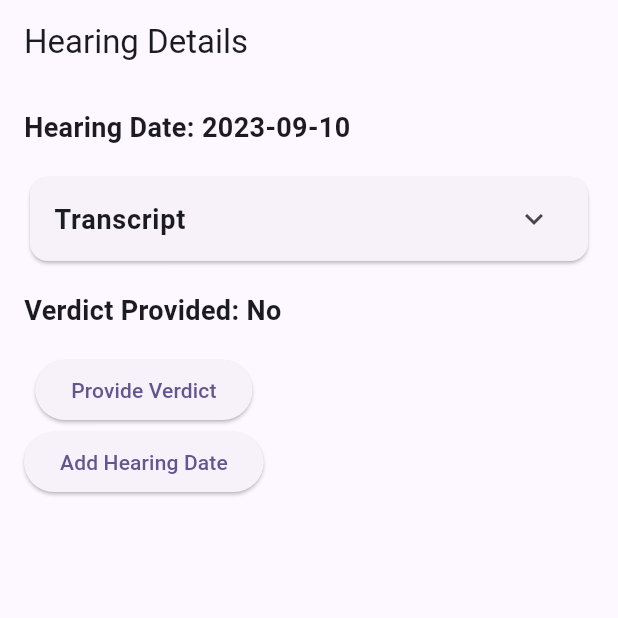
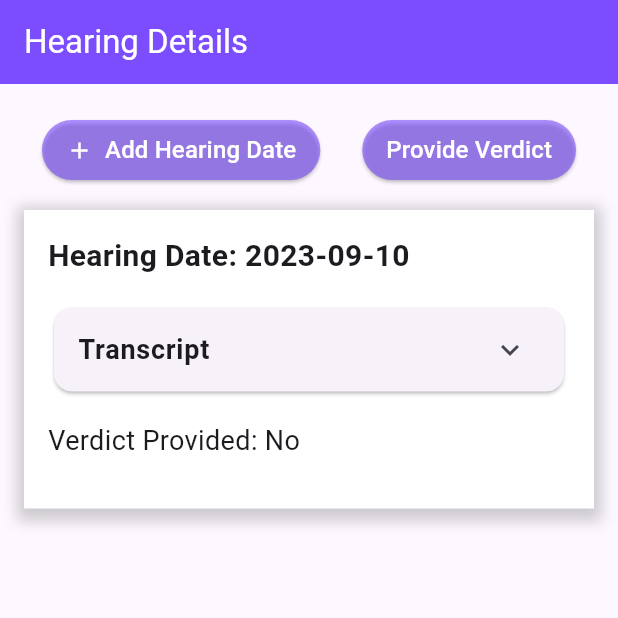
Before and after one commit to kavyaaa-1/sih, a Flutter app: the HearingDetails screen opened directly, on a phone screen of 412 x 824 dp, the top half of it. Run offline on Flutter 3.47's test engine with Material 2 defaults, Android fonts, the phone set to English and light mode, and no system bars; our stand-ins replace syncfusion_flutter_gauges; missing offline and left inert: mongo_dart.

Commit message:
improving ui

```diff
--- a/lib/main.dart
+++ b/lib/main.dart
@@ -1,4 +1,6 @@
 import 'package:flutter/material.dart';
+import 'package:sih_project/screens/hearing_details.dart';
+import 'package:sih_project/screens/judge_homepg.dart';
 import 'package:sih_project/screens/select_user_type.dart';
 import 'dbHelper/mongodb.dart';
 
@@ -22,7 +24,7 @@ class MyApp extends StatelessWidget {
       ),
       initialRoute: '/', // Define your initial route
       routes: {
-        '/': (context) => SelectUserTypePage(),
+        '/': (context) => HearingDetails(),
       },
     );
   }
--- a/lib/screens/family_signin_page.dart
+++ b/lib/screens/family_signin_page.dart
@@ -192,7 +192,7 @@ class _FamilySignPageState extends State<FamilySignPage> {
         context: context,
         builder: (BuildContext context) {
           return AlertDialog(
-            title: Text('Invalid Case ID'),
+            title: Text(''),
             content: Text('The entered Case ID is not valid.'),
             actions: <Widget>[
               TextButton(
@@ -200,7 +200,7 @@ class _FamilySignPageState extends State<FamilySignPage> {
                   Navigator.of(context).pop();
                 },
                 child: Text('OK'),
-              ),
+              ),//Invalid Case ID,
             ],
           );
         },
--- a/lib/screens/hearing_details.dart
+++ b/lib/screens/hearing_details.dart
@@ -1,8 +1,5 @@
 import 'package:flutter/material.dart';
-
-void main() {
-  runApp(MyApp());
-}
+import 'package:sih_project/screens/judge_casedb.dart';
 
 class Hearing {
   final String hearingDate;
@@ -25,13 +22,21 @@ class MyApp extends StatelessWidget {
   }
 }
 
-class HearingDetails extends StatelessWidget {
-  final Hearing caseInfo = Hearing(
+class HearingDetails extends StatefulWidget {
+  @override
+  _HearingDetailsState createState() => _HearingDetailsState();
+}
+
+class _HearingDetailsState extends State<HearingDetails> {
+  List<Hearing> caseHearings = [
+    Hearing(
       hearingDate: '2023-09-10',
       transcript:
       'Lorem ipsum dolor sit amet, consectetur adipiscing elit. Nulla at tellus nec nunc bibendum vulputate. Proin congue elit eu arcu scelerisque, non pharetra ligula tincidunt. Sed euismod vestibulum lorem, ut dapibus turpis interdum vel.',
       verdictProvided: false,
-  );
+    ),
+    // Add more hearing cases as needed
+  ];
 
   bool showAddVerdictButton = true;
   bool showAddHearingButton = true;
@@ -40,18 +45,92 @@ class HearingDetails extends StatelessWidget {
   Widget build(BuildContext context) {
     return Scaffold(
       appBar: AppBar(
-        title: Text('Hearing Details'),
+        backgroundColor: Colors.deepPurpleAccent,
+        title: Text(
+          'Hearing Details',
+          style: TextStyle(color: Colors.white),
         ),
-      body: SingleChildScrollView(
-        child: Padding(
+      ),
+      body: Column(
+
+        mainAxisAlignment: MainAxisAlignment.spaceEvenly,
+
+        children: [
+          SizedBox(height: 20,),
+          Row(
+
+            mainAxisAlignment: MainAxisAlignment.spaceEvenly,
+            children: [
+              ElevatedButton.icon(
+                onPressed: () {
+                  Navigator.push(
+                    context,
+                    MaterialPageRoute(
+                        builder: (context) => CaseDetailsPage()),
+                  );
+                  // Handle add hearing date button click here
+                  setState(() {
+                    showAddHearingButton = false;
+                    showAddVerdictButton = false;
+                  });
+                },
+                icon: Icon(Icons.add),
+                label: Text('Add Hearing Date',style: TextStyle(fontSize: 16),),
+                style: ElevatedButton.styleFrom(
+                  primary: Colors.deepPurpleAccent.withOpacity(0.6),
+                  onPrimary: Colors.white,
+                  padding: EdgeInsets.symmetric(horizontal: 16, vertical: 8),
+                ),
+              ),
+              ElevatedButton(
+                onPressed: () {
+                  // Handle add verdict button click here
+                  // Set caseInfo.verdictProvided = true
+                  setState(() {
+                    caseHearings.forEach((caseInfo) {
+                      caseInfo.verdictProvided = true;
+                    });
+                    showAddVerdictButton = false;
+                    showAddHearingButton = false;
+                  });
+                },
+                child: Text('Provide Verdict', style: TextStyle(fontSize: 16),),
+                style: ElevatedButton.styleFrom(
+                  primary: Colors.deepPurpleAccent.withOpacity(0.6),
+                  onPrimary: Colors.white,
+                  padding: EdgeInsets.symmetric(horizontal: 16, vertical: 8),
+                ),
+              ),
+            ],
+          ),
+          Expanded(
+            child: ListView.builder(
+              itemCount: caseHearings.length,
+              itemBuilder: (context, index) {
+                Hearing caseInfo = caseHearings[index];
+                return Center(
+                  child: Container(
+                    width: double.infinity,
+                    margin: EdgeInsets.all(16.0),
                     padding: EdgeInsets.all(16.0),
+                    decoration: BoxDecoration(
+                      color: Colors.white,
+                      boxShadow: [
+                        BoxShadow(
+                          color: Colors.grey.withOpacity(0.5),
+                          spreadRadius: 5,
+                          blurRadius: 7,
+                          offset: Offset(0, 3),
+                        ),
+                      ],
+                    ),
                     child: Column(
                       crossAxisAlignment: CrossAxisAlignment.start,
                       children: [
                         Text(
                           'Hearing Date: ${caseInfo.hearingDate}',
                           style: TextStyle(
-                  fontSize: 18,
+                            fontSize: 20,
                             fontWeight: FontWeight.bold,
                           ),
                         ),
@@ -62,38 +141,18 @@ class HearingDetails extends StatelessWidget {
                           'Verdict Provided: ${caseInfo.verdictProvided ? 'Yes' : 'No'}',
                           style: TextStyle(
                             fontSize: 18,
-                  fontWeight: FontWeight.bold,
+                            //fontWeight: FontWeight.bold,
                           ),
                         ),
                         SizedBox(height: 16.0),
-              if (!caseInfo.verdictProvided)
-                Column(
-                  children: [
-                    if (showAddVerdictButton)
-                      ElevatedButton(
-                        onPressed: () {
-                          // Handle add verdict button click here
-                          // Set caseInfo.verdictProvided = true
-                          caseInfo.verdictProvided = true;
-                          showAddVerdictButton = false;
-                          showAddHearingButton = false;
-                        },
-                        child: Text('Provide Verdict'),
-                      ),
-                    if (showAddHearingButton)
-                      ElevatedButton(
-                        onPressed: () {
-                          // Handle add hearing date button click here
-                          showAddHearingButton = false;
-                          showAddVerdictButton = false;
-                        },
-                        child: Text('Add Hearing Date'),
-                      ),
-                  ],
-                ),
                       ],
                     ),
                   ),
+                );
+              },
+            ),
+          ),
+        ],
       ),
     );
   }
```
Also changed, not shown: lib/screens/judge_casedb.dart (+19 -25 lines). Lines whose indentation alone changed are shown as unchanged.
